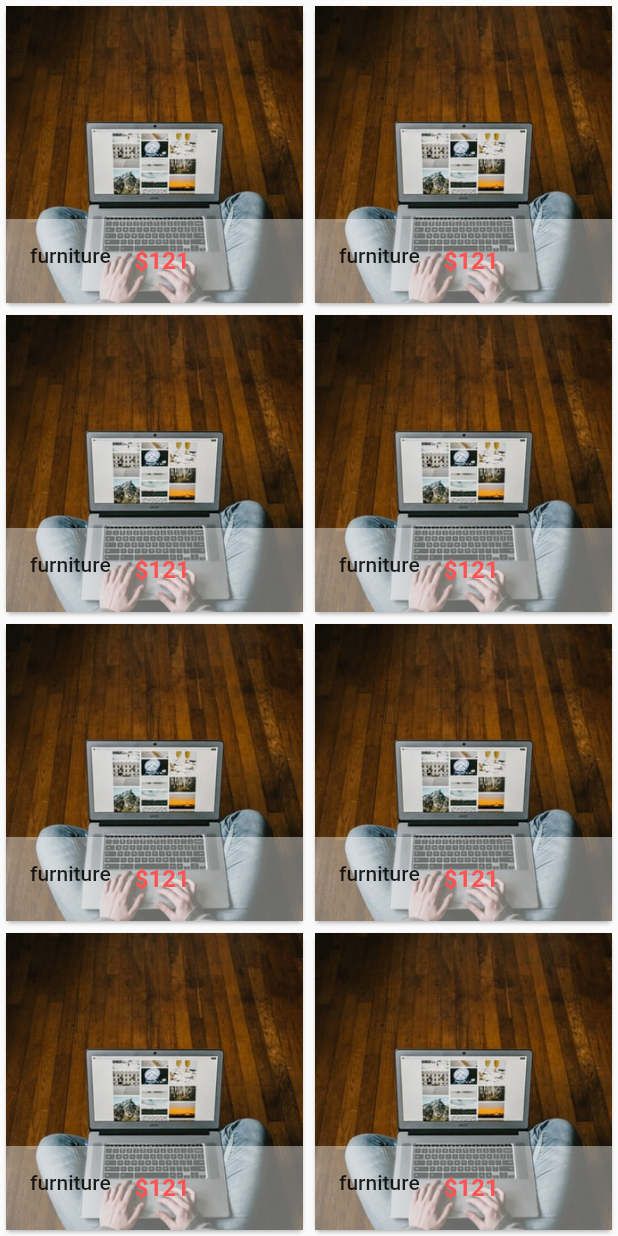
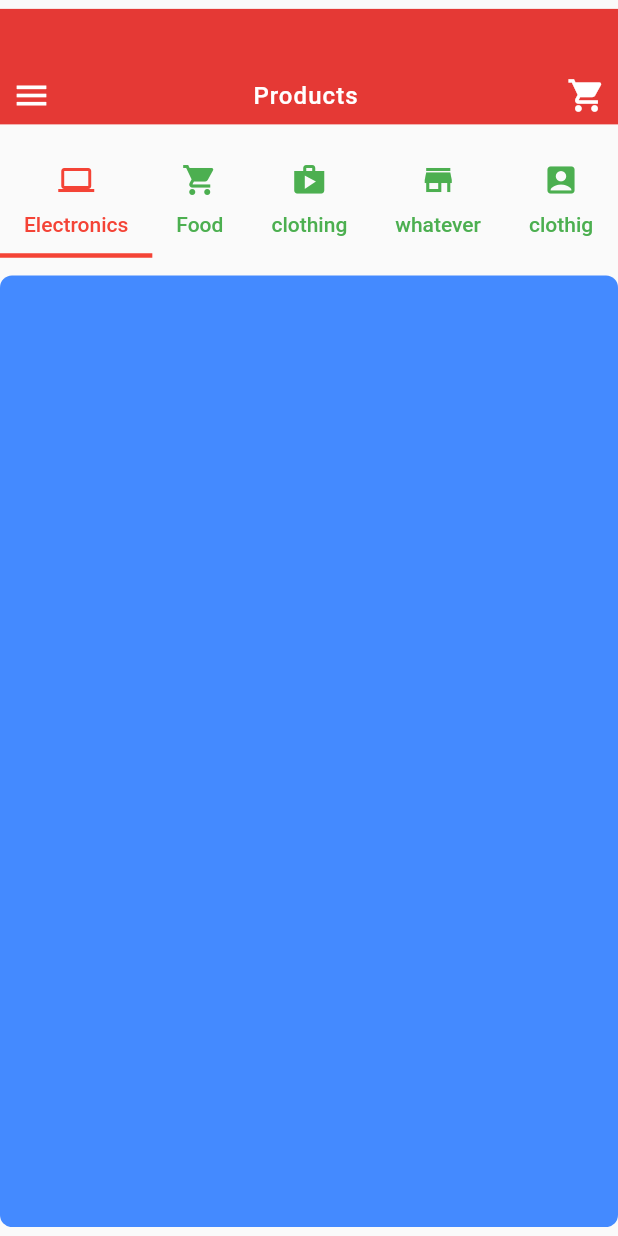
Before and after one commit to engida32/ar_assisted_ecommerce_mobile, a Flutter app: the screen it shows after launch, on a phone screen of 412 x 824 dp. Run offline on Flutter 3.47's test engine with Material 2 defaults, Android fonts, the phone set to English and light mode, and no system bars; our stand-ins replace carousel_slider.

Commit message:
added tab_bar

```diff
--- a/lib/main.dart
+++ b/lib/main.dart
@@ -1,5 +1,6 @@
 import 'package:flutter/material.dart';
 import 'package:mobile/pages/products.dart';
+import 'package:mobile/widgets/tab_bar_view.dart';
 import 'pages/home_page.dart';
 import 'pages/search.dart';
 import 'package:mobile/pages/product_detail.dart';
@@ -12,11 +13,12 @@ class MyApp extends StatelessWidget {
     return MaterialApp(
       home: MyHomePage(),
       debugShowCheckedModeBanner: false,
-      initialRoute: '/products',
+      initialRoute: '/tab_bar',
       routes: {
-        '/search': (context) =>  Search(),
+        '/search': (context) => Search(),
         '/products': (context) => Products(),
-        '/product_details': (context) => ProductDetail(),
+        '/product_details': (context) => MyPageView(),
+        '/tab_bar': (context) => NestedTabBar()
       },
     );
   }
--- a/lib/pages/product_detail.dart
+++ b/lib/pages/product_detail.dart
@@ -1,12 +1,83 @@
 import 'package:flutter/material.dart';
+import '../widgets/single_product.dart';
+import '../pages/products.dart';
 
-class ProductDetail extends StatelessWidget {
-  const ProductDetail({Key key}) : super(key: key);
+class MyPageView extends StatefulWidget {
+  MyPageView({Key key}) : super(key: key);
+
+  _MyPageViewState createState() => _MyPageViewState();
+}
+
+class _MyPageViewState extends State<MyPageView> {
+  PageController _pageController;
+  var productList = [
+    {"name": "furniture", "picture": "assets/product/f4.jpeg", "price": "121"},
+    {"name": "furniture", "picture": "assets/product/f4.jpeg", "price": "121"},
+    {"name": "furniture", "picture": "assets/product/f4.jpeg", "price": "121"},
+    {"name": "furniture", "picture": "assets/product/f4.jpeg", "price": "121"},
+    {"name": "furniture", "picture": "assets/product/f4.jpeg", "price": "121"},
+    {"name": "furniture", "picture": "assets/product/f4.jpeg", "price": "121"},
+    {"name": "furniture", "picture": "assets/product/f4.jpeg", "price": "121"},
+    {"name": "furniture", "picture": "assets/product/f4.jpeg", "price": "121"},
+  ];
+
+  @override
+  void initState() {
+    super.initState();
+    _pageController = PageController();
+  }
+
+  @override
+  void dispose() {
+    _pageController.dispose();
+    super.dispose();
+  }
 
   @override
   Widget build(BuildContext context) {
-    return Container(
-
+    return MaterialApp(
+      home: Scaffold(
+        body: PageView(
+          controller: _pageController,
+          children: [
+            Padding(
+              padding: const EdgeInsets.fromLTRB(0, 29, 0, 0),
+              child: Container(
+                child: GridView.builder(
+                    itemCount: productList.length,
+                    padding: EdgeInsets.all(0),
+                    gridDelegate: new SliverGridDelegateWithFixedCrossAxisCount(
+                        crossAxisCount: 2),
+                    itemBuilder: (BuildContext context, int index) {
+                      return SingleProduct(
+                        prodName: productList[index]['name'],
+                        prodPicture: productList[index]['picture'],
+                        prodPrice: productList[index]['price'],
+                      );
+                    }),
+              ),
+            ),
+            Container(
+              color: Colors.blue,
+              child: Center(
+                child: RaisedButton(
+                  color: Colors.white,
+                  onPressed: () {
+                    if (_pageController.hasClients) {
+                      _pageController.animateToPage(
+                        0,
+                        duration: const Duration(milliseconds: 400),
+                        curve: Curves.easeInOut,
+                      );
+                    }
+                  },
+                  child: Text('Previous'),
+                ),
+              ),
+            ),
+          ],
+        ),
+      ),
     );
   }
 }
--- /dev/null
+++ b/lib/widgets/tab_bar_view.dart
@@ -0,0 +1,129 @@
+import 'package:flutter/material.dart';
+import 'package:mobile/widgets/top_bar.dart';
+
+class NestedTabBar extends StatefulWidget {
+  @override
+  _NestedTabBarState createState() => _NestedTabBarState();
+}
+
+class _NestedTabBarState extends State<NestedTabBar>
+    with TickerProviderStateMixin {
+  TabController _nestedTabController;
+
+  @override
+  void initState() {
+    super.initState();
+
+    _nestedTabController = new TabController(length: 6, vsync: this);
+  }
+
+  @override
+  void dispose() {
+    super.dispose();
+    _nestedTabController.dispose();
+  }
+
+  @override
+  Widget build(BuildContext context) {
+    double screenHeight = MediaQuery.of(context).size.height;
+    return Scaffold(
+        body: Column(
+      mainAxisAlignment: MainAxisAlignment.spaceAround,
+      children: <Widget>[
+        TopBar(
+          icon1: Icon(
+            Icons.menu,
+            color: Colors.white,
+            size: 26,
+          ),
+          icon2: Icon(
+            Icons.shopping_cart,
+            color: Colors.white,
+            size: 26,
+          ),
+          title: "Products ",
+        ),
+        TabBar(
+          controller: _nestedTabController,
+          indicatorColor: Colors.red,
+          labelColor: Colors.red,
+          unselectedLabelColor: Colors.green,
+          indicatorSize: TabBarIndicatorSize.tab,
+          isScrollable: true,
+          indicatorWeight: 3,
+          tabs: <Widget>[
+            Tab(
+              text: "Electronics",
+              icon: Icon(Icons.computer),
+            ),
+            Tab(
+              text: "Food",
+              icon: Icon(Icons.local_grocery_store),
+            ),
+            Tab(
+              text: "clothing",
+              icon: Icon(Icons.shop),
+            ),
+            Tab(
+              text: "whatever",
+              icon: Icon(Icons.store),
+            ),
+            Tab(
+              text: "clothig",
+              icon: Icon(Icons.account_box),
+            ),
+            Tab(
+              text: "clothig",
+              icon: Icon(Icons.account_box),
+            ),
+          ],
+        ),
+        Container(
+          height: screenHeight * 0.77,
+          margin: EdgeInsets.all(0),
+          child: TabBarView(
+            controller: _nestedTabController,
+            children: <Widget>[
+              Container(
+                decoration: BoxDecoration(
+                  borderRadius: BorderRadius.circular(8.0),
+                  color: Colors.blueAccent,
+                ),
+              ),
+              Container(
+                decoration: BoxDecoration(
+                  borderRadius: BorderRadius.circular(8.0),
+                  color: Colors.orangeAccent,
+                ),
+              ),
+              Container(
+                decoration: BoxDecoration(
+                  borderRadius: BorderRadius.circular(8.0),
+                  color: Colors.greenAccent,
+                ),
+              ),
+              Container(
+                decoration: BoxDecoration(
+                  borderRadius: BorderRadius.circular(8.0),
+                  color: Colors.indigoAccent,
+                ),
+              ),
+              Container(
+                decoration: BoxDecoration(
+                  borderRadius: BorderRadius.circular(8.0),
+                  color: Colors.redAccent,
+                ),
+              ),
+              Container(
+                decoration: BoxDecoration(
+                  borderRadius: BorderRadius.circular(8.0),
+                  color: Colors.redAccent,
+                ),
+              ),
+            ],
+          ),
+        )
+      ],
+    ));
+  }
+}
--- a/lib/widgets/top_bar.dart
+++ b/lib/widgets/top_bar.dart
@@ -9,7 +9,7 @@ class TopBar extends StatelessWidget {
   Widget build(BuildContext context) {
     return Container(
       color: Colors.red[600],
-      padding: EdgeInsets.fromLTRB(8, 35, 8, 6),
+      padding: EdgeInsets.fromLTRB(8, 45, 8, 6),
       margin: EdgeInsets.only(bottom: 2),
       child: Row(
         mainAxisAlignment: MainAxisAlignment.spaceBetween,
```
Also changed, not shown: lib/pages/products.dart (+32 -49 lines), lib/pages/tab_bar.dart (added, +66 -0 lines), lib/widgets/home_page_grid.dart (+18 -78 lines), lib/widgets/single_product.dart (+17 -9 lines).
